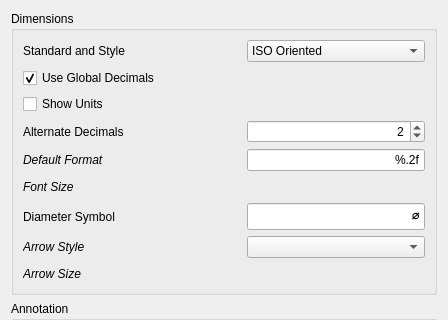
The window that src/Mod/TechDraw/Gui/DlgPrefsTechDraw3.ui (berndhahnebach/All_FreeCAD) describes before a commit, drawn with Qt 5; both pictures show x 0 to 448 and y 0 to 320 of the 448 by 1152 pixel window.
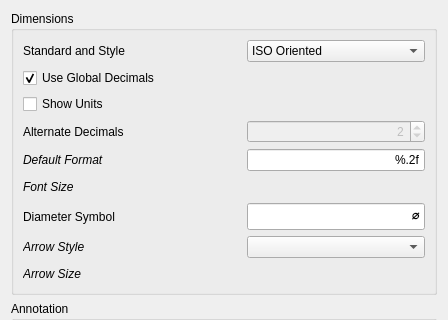
The same window after the commit. Custom widgets are drawn as their Qt base class.

Commit message:
[TD] add missing signal/slot for decimals
- also update some tooltips

What changed in the file:
```diff
--- a/src/Mod/TechDraw/Gui/DlgPrefsTechDraw3.ui
+++ b/src/Mod/TechDraw/Gui/DlgPrefsTechDraw3.ui
@@ -66,6 +66,9 @@
         </item>
         <item row="3" column="2">
          <widget class="Gui::PrefSpinBox" name="sbAltDecimals">
+          <property name="enabled">
+           <bool>false</bool>
+          </property>
           <property name="sizePolicy">
            <sizepolicy hsizetype="Preferred" vsizetype="Preferred">
             <horstretch>0</horstretch>
```
Left out of the diff: 40 changed lines with no effect on the pictures.
